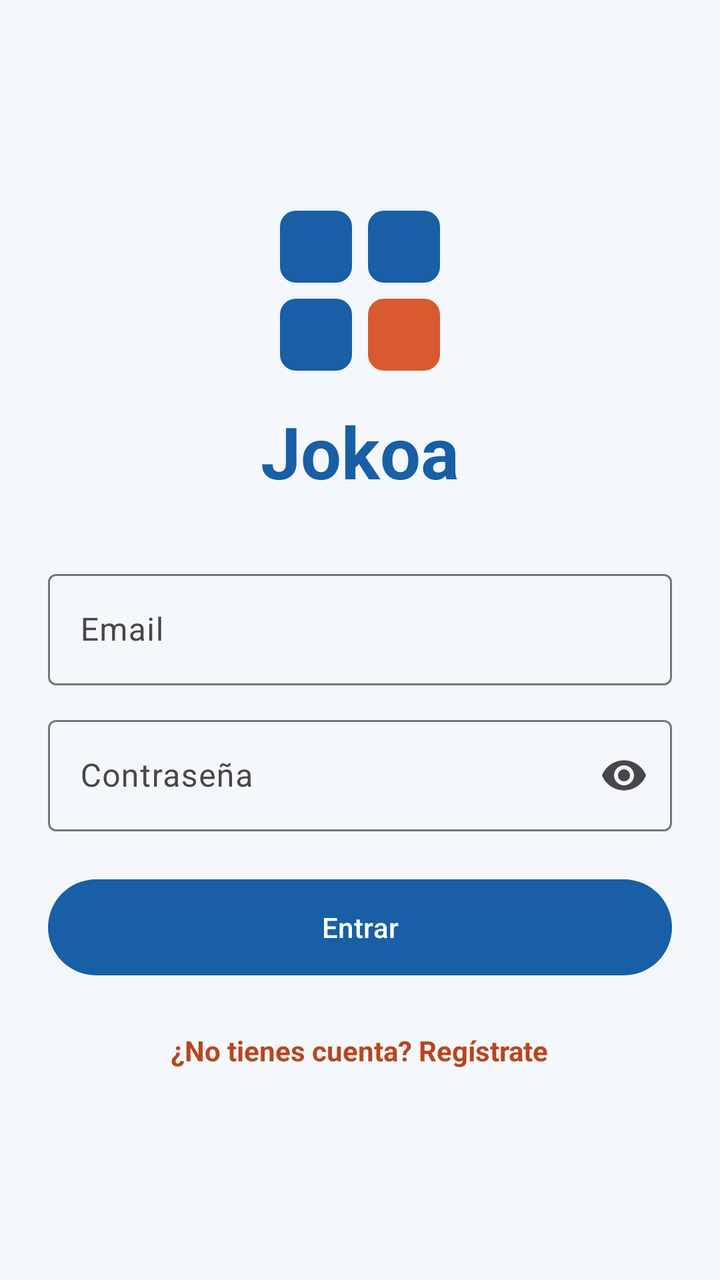
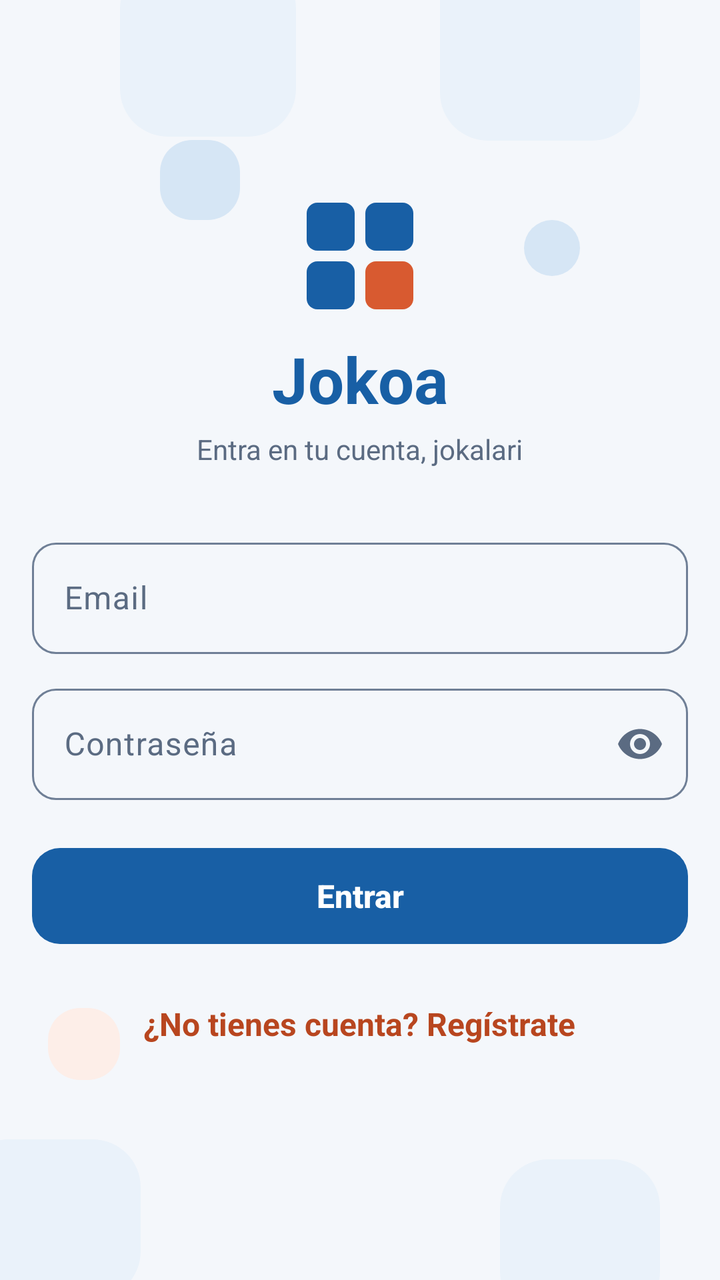

Two renders of the same Android screen: before a commit and after it. Below are the layout's source before the change and the commit's diff.
<!-- AndroidManifest.xml: application theme Theme.Jokoa -->
<!-- res/layout/activity_login.xml -->
<?xml version="1.0" encoding="utf-8"?>
<LinearLayout xmlns:android="http://schemas.android.com/apk/res/android"
    android:id="@+id/raiz"
    xmlns:app="http://schemas.android.com/apk/res-auto"
    android:layout_width="match_parent"
    android:layout_height="match_parent"
    android:gravity="center"
    android:orientation="vertical"
    android:padding="24dp">

    <ImageView
        android:layout_width="96dp"
        android:layout_height="96dp"
        android:contentDescription="Logo de Jokoa"
        android:src="@drawable/ic_logo" />

    <TextView
        android:layout_width="wrap_content"
        android:layout_height="wrap_content"
        android:layout_marginTop="8dp"
        android:text="Jokoa"
        android:textColor="@color/jokoa_azul"
        android:textSize="36sp"
        android:textStyle="bold" />

    <com.google.android.material.textfield.TextInputLayout
        style="?attr/textInputOutlinedStyle"
        android:layout_width="match_parent"
        android:layout_height="wrap_content"
        android:layout_marginTop="32dp"
        android:hint="Email">

        <com.google.android.material.textfield.TextInputEditText
            android:id="@+id/etEmail"
            android:layout_width="match_parent"
            android:layout_height="wrap_content"
            android:inputType="textEmailAddress" />
    </com.google.android.material.textfield.TextInputLayout>

    <com.google.android.material.textfield.TextInputLayout
        style="?attr/textInputOutlinedStyle"
        android:layout_width="match_parent"
        android:layout_height="wrap_content"
        android:layout_marginTop="12dp"
        android:hint="Contraseña"
        app:endIconMode="password_toggle">

        <com.google.android.material.textfield.TextInputEditText
            android:id="@+id/etPassword"
            android:layout_width="match_parent"
            android:layout_height="wrap_content"
            android:inputType="textPassword" />
    </com.google.android.material.textfield.TextInputLayout>

    <com.google.android.material.button.MaterialButton
        android:id="@+id/btnEntrar"
        android:layout_width="match_parent"
        android:layout_height="56dp"
        android:layout_marginTop="20dp"
        android:text="Entrar" />

    <TextView
        android:id="@+id/tvRegistro"
        android:layout_width="wrap_content"
        android:layout_height="wrap_content"
        android:layout_marginTop="16dp"
        android:padding="8dp"
        android:text="¿No tienes cuenta? Regístrate"
        android:textColor="@color/jokoa_coral_oscuro"
        android:textStyle="bold" />
</LinearLayout>
<!-- resources referenced by this layout -->
<resources>
  <style name="Base.Theme.Jokoa" parent="Theme.Material3.Light.NoActionBar">
          <item name="colorPrimary">@color/jokoa_azul</item>
          <item name="colorOnPrimary">@android:color/white</item>
          <item name="colorSecondary">@color/jokoa_coral_oscuro</item>
          <item name="colorOnSecondary">@android:color/white</item>
          <item name="colorSecondaryContainer">@color/jokoa_azul_claro</item>
          <item name="colorOnSecondaryContainer">@color/jokoa_azul</item>
          <item name="android:windowBackground">@color/jokoa_fondo</item>
          <item name="android:textColorPrimary">@color/jokoa_texto</item>
      </style>
  <!-- unchanged entries left out for length: 7 -->
</resources>

<!-- the commit's change to res/layout/activity_login.xml (unified diff, before → after) -->
@@ -1,71 +1,172 @@
 <?xml version="1.0" encoding="utf-8"?>
-<LinearLayout xmlns:android="http://schemas.android.com/apk/res/android"
-    android:id="@+id/raiz"
-    xmlns:app="http://schemas.android.com/apk/res-auto"
+<FrameLayout xmlns:android="http://schemas.android.com/apk/res/android" xmlns:app="http://schemas.android.com/apk/res-auto" xmlns:tools="http://schemas.android.com/tools"
     android:layout_width="match_parent"
     android:layout_height="match_parent"
-    android:gravity="center"
-    android:orientation="vertical"
-    android:padding="24dp">
+    android:background="@color/jokoa_fondo">
 
-    <ImageView
-        android:layout_width="96dp"
-        android:layout_height="96dp"
-        android:contentDescription="Logo de Jokoa"
-        android:src="@drawable/ic_logo" />
+    <include layout="@layout/fondo_decorado" />
 
-    <TextView
-        android:layout_width="wrap_content"
-        android:layout_height="wrap_content"
-        android:layout_marginTop="8dp"
-        android:text="Jokoa"
-        android:textColor="@color/jokoa_azul"
-        android:textSize="36sp"
-        android:textStyle="bold" />
+    <ScrollView
+        android:layout_width="match_parent"
+        android:layout_height="match_parent"
+        android:fillViewport="true">
 
-    <com.google.android.material.textfield.TextInputLayout
-        style="?attr/textInputOutlinedStyle"
-        android:layout_width="match_parent"
-        android:layout_height="wrap_content"
-        android:layout_marginTop="32dp"
-        android:hint="Email">
-
-        <com.google.android.material.textfield.TextInputEditText
-            android:id="@+id/etEmail"
+        <LinearLayout
+            android:id="@+id/raiz"
             android:layout_width="match_parent"
             android:layout_height="wrap_content"
-            android:inputType="textEmailAddress" />
-    </com.google.android.material.textfield.TextInputLayout>
+            android:gravity="center_horizontal"
+            android:orientation="vertical"
+            android:paddingHorizontal="16dp"
+            android:paddingTop="96dp"
+            android:paddingBottom="32dp">
 
-    <com.google.android.material.textfield.TextInputLayout
-        style="?attr/textInputOutlinedStyle"
-        android:layout_width="match_parent"
-        android:layout_height="wrap_content"
-        android:layout_marginTop="12dp"
-        android:hint="Contraseña"
-        app:endIconMode="password_toggle">
+            <ImageView
+                android:layout_width="64dp"
+                android:layout_height="64dp"
+                android:contentDescription="Logo de Jokoa"
+                android:src="@drawable/ic_logo" />
 
-        <com.google.android.material.textfield.TextInputEditText
-            android:id="@+id/etPassword"
-            android:layout_width="match_parent"
-            android:layout_height="wrap_content"
-            android:inputType="textPassword" />
-    </com.google.android.material.textfield.TextInputLayout>
+            <TextView
+                android:layout_width="wrap_content"
+                android:layout_height="wrap_content"
+                android:layout_marginTop="8dp"
+                android:text="Jokoa"
+                android:textColor="@color/jokoa_azul"
+                android:textSize="32sp"
+                android:textStyle="bold" />
 
-    <com.google.android.material.button.MaterialButton
-        android:id="@+id/btnEntrar"
-        android:layout_width="match_parent"
-        android:layout_height="56dp"
-        android:layout_marginTop="20dp"
-        android:text="Entrar" />
+            <TextView
+                android:layout_width="wrap_content"
+                android:layout_height="wrap_content"
+                android:layout_marginTop="4dp"
+                android:text="Entra en tu cuenta, jokalari"
+                android:textColor="@color/jokoa_texto_2"
+                android:textSize="14sp" />
 
-    <TextView
-        android:id="@+id/tvRegistro"
-        android:layout_width="wrap_content"
-        android:layout_height="wrap_content"
-        android:layout_marginTop="16dp"
-        android:padding="8dp"
-        android:text="¿No tienes cuenta? Regístrate"
-        android:textColor="@color/jokoa_coral_oscuro"
-        android:textStyle="bold" />
-</LinearLayout>
+            <com.google.android.material.textfield.TextInputLayout
+                android:layout_width="match_parent"
+                android:layout_height="wrap_content"
+                android:layout_marginTop="32dp"
+                android:hint="Email">
+
+                <com.google.android.material.textfield.TextInputEditText
+                    android:id="@+id/etEmail"
+                    android:layout_width="match_parent"
+                    android:layout_height="wrap_content"
+                    android:inputType="textEmailAddress" />
+            </com.google.android.material.textfield.TextInputLayout>
+
+            <com.google.android.material.textfield.TextInputLayout
+                android:layout_width="match_parent"
+                android:layout_height="wrap_content"
+                android:layout_marginTop="12dp"
+                android:hint="Contraseña"
+                app:endIconMode="password_toggle">
+
+                <com.google.android.material.textfield.TextInputEditText
+                    android:id="@+id/etPassword"
+                    android:layout_width="match_parent"
+                    android:layout_height="wrap_content"
+                    android:inputType="textPassword" />
+            </com.google.android.material.textfield.TextInputLayout>
+
+            <com.google.android.material.button.MaterialButton
+                android:id="@+id/btnEntrar"
+                android:layout_width="match_parent"
+                android:layout_height="wrap_content"
+                android:layout_marginTop="20dp"
+                android:text="Entrar" />
+
+            <TextView
+                android:id="@+id/tvRegistro"
+                android:layout_width="wrap_content"
+                android:layout_height="wrap_content"
+                android:layout_marginTop="12dp"
+                android:gravity="center"
+                android:minHeight="48dp"
+                android:padding="8dp"
+                android:text="¿No tienes cuenta? Regístrate"
+                android:textColor="@color/jokoa_coral_oscuro"
+                android:textSize="16sp"
+                android:textStyle="bold" />
+        </LinearLayout>
+    </ScrollView>
+</FrameLayout>
+<!-- res/layout/fondo_decorado.xml (included above) -->
+<?xml version="1.0" encoding="utf-8"?>
+<FrameLayout xmlns:android="http://schemas.android.com/apk/res/android" xmlns:app="http://schemas.android.com/apk/res-auto" xmlns:tools="http://schemas.android.com/tools"
+    android:layout_width="match_parent"
+    android:layout_height="match_parent">
+
+    <View
+        android:layout_width="88dp"
+        android:layout_height="88dp"
+        android:layout_gravity="top|start"
+        android:layout_marginStart="60dp"
+        android:layout_marginTop="-20dp"
+        android:layout_marginEnd="0dp"
+        android:layout_marginBottom="0dp"
+        android:background="@drawable/deco_tenue"
+        android:importantForAccessibility="no" />
+    <View
+        android:layout_width="100dp"
+        android:layout_height="100dp"
+        android:layout_gravity="top|end"
+        android:layout_marginStart="0dp"
+        android:layout_marginTop="-30dp"
+        android:layout_marginEnd="40dp"
+        android:layout_marginBottom="0dp"
+        android:background="@drawable/deco_tenue"
+        android:importantForAccessibility="no" />
+    <View
+        android:layout_width="40dp"
+        android:layout_height="40dp"
+        android:layout_gravity="top|start"
+        android:layout_marginStart="80dp"
+        android:layout_marginTop="70dp"
+        android:layout_marginEnd="0dp"
+        android:layout_marginBottom="0dp"
+        android:background="@drawable/deco_claro"
+        android:importantForAccessibility="no" />
+    <View
+        android:layout_width="28dp"
+        android:layout_height="28dp"
+        android:layout_gravity="top|end"
+        android:layout_marginStart="0dp"
+        android:layout_marginTop="110dp"
+        android:layout_marginEnd="70dp"
+        android:layout_marginBottom="0dp"
+        android:background="@drawable/deco_claro"
+        android:importantForAccessibility="no" />
+    <View
+        android:layout_width="90dp"
+        android:layout_height="80dp"
+        android:layout_gravity="bottom|start"
+        android:layout_marginStart="-20dp"
+        android:layout_marginTop="0dp"
+        android:layout_marginEnd="0dp"
+        android:layout_marginBottom="-10dp"
+        android:background="@drawable/deco_tenue"
+        android:importantForAccessibility="no" />
+    <View
+        android:layout_width="80dp"
+        android:layout_height="80dp"
+        android:layout_gravity="bottom|end"
+        android:layout_marginStart="0dp"
+        android:layout_marginTop="0dp"
+        android:layout_marginEnd="30dp"
+        android:layout_marginBottom="-20dp"
+        android:background="@drawable/deco_tenue"
+        android:importantForAccessibility="no" />
+    <View
+        android:layout_width="36dp"
+        android:layout_height="36dp"
+        android:layout_gravity="bottom|start"
+        android:layout_marginStart="24dp"
+        android:layout_marginTop="0dp"
+        android:layout_marginEnd="0dp"
+        android:layout_marginBottom="100dp"
+        android:background="@drawable/deco_coral"
+        android:importantForAccessibility="no" />
+</FrameLayout>
<!-- resource entries referenced after the edit -->
@@ -1,14 +1,168 @@
 <!-- resources referenced by this layout -->
 <resources>
+  <color name="jokoa_texto_2">#5B6B82</color>
+  <!-- drawable deco_claro (drawable) -->
+  <?xml version="1.0" encoding="utf-8"?>
+  <shape xmlns:android="http://schemas.android.com/apk/res/android" android:shape="rectangle">
+      <solid android:color="@color/jokoa_azul_claro" />
+      <corners android:radius="16dp" />
+  </shape>
+  <!-- drawable deco_coral (drawable) -->
+  <?xml version="1.0" encoding="utf-8"?>
+  <shape xmlns:android="http://schemas.android.com/apk/res/android" android:shape="rectangle">
+      <solid android:color="@color/jokoa_coral_tenue" />
+      <corners android:radius="16dp" />
+  </shape>
+  <!-- drawable deco_tenue (drawable) -->
+  <?xml version="1.0" encoding="utf-8"?>
+  <shape xmlns:android="http://schemas.android.com/apk/res/android" android:shape="rectangle">
+      <solid android:color="@color/jokoa_azul_tenue" />
+      <corners android:radius="24dp" />
+  </shape>
+  <color name="jokoa_coral_tenue">#FDEEE8</color>
+  <color name="jokoa_azul_tenue">#EAF2FA</color>
   <style name="Base.Theme.Jokoa" parent="Theme.Material3.Light.NoActionBar">
           <item name="colorPrimary">@color/jokoa_azul</item>
           <item name="colorOnPrimary">@android:color/white</item>
+          <item name="colorPrimaryContainer">@color/jokoa_azul_claro</item>
+          <item name="colorOnPrimaryContainer">@color/jokoa_azul_noche</item>
           <item name="colorSecondary">@color/jokoa_coral_oscuro</item>
           <item name="colorOnSecondary">@android:color/white</item>
           <item name="colorSecondaryContainer">@color/jokoa_azul_claro</item>
-          <item name="colorOnSecondaryContainer">@color/jokoa_azul</item>
+          <item name="colorOnSecondaryContainer">@color/jokoa_azul_noche</item>
+          <item name="colorTertiaryContainer">@color/jokoa_coral_tenue</item>
+          <item name="colorOnTertiaryContainer">@color/jokoa_coral_oscuro</item>
+          <item name="colorSurface">@color/jokoa_superficie</item>
+          <item name="colorOnSurface">@color/jokoa_texto</item>
+          <item name="colorOnSurfaceVariant">@color/jokoa_texto_2</item>
+          <item name="colorOutline">@color/jokoa_borde_campo</item>
+          <item name="colorOutlineVariant">@color/jokoa_borde</item>
+          <item name="colorError">@color/jokoa_coral_oscuro</item>
+          <item name="android:colorBackground">@color/jokoa_fondo</item>
           <item name="android:windowBackground">@color/jokoa_fondo</item>
           <item name="android:textColorPrimary">@color/jokoa_texto</item>
+          <item name="android:textColorSecondary">@color/jokoa_texto_2</item>
+          
+          <item name="elevationOverlayEnabled">false</item>
+  
+  
+          <item name="materialButtonStyle">@style/Widget.Jokoa.Button</item>
+          <item name="materialCardViewStyle">@style/Widget.Jokoa.Card</item>
+          <item name="textInputStyle">@style/Widget.Jokoa.TextInput</item>
+          <item name="bottomNavigationStyle">@style/Widget.Jokoa.BottomNav</item>
+          <item name="tabStyle">@style/Widget.Jokoa.Tabs</item>
+          <item name="materialAlertDialogTheme">@style/ThemeOverlay.Jokoa.Dialogo</item>
+      </style>
+  <color name="jokoa_azul_noche">#0F3F6E</color>
+  <color name="jokoa_superficie">#FFFFFF</color>
+  <color name="jokoa_borde_campo">#6F7F96</color>
+  <color name="jokoa_borde">#D5DEEA</color>
+  <style name="Widget.Jokoa.Button" parent="Widget.Material3.Button">
+          <item name="android:minHeight">56dp</item>
+          <item name="android:textSize">16sp</item>
+          <item name="android:textStyle">bold</item>
+          <item name="android:textAllCaps">false</item>
+          <item name="android:letterSpacing">0</item>
+          <item name="android:textColor">@color/boton_texto</item>
+          <item name="android:stateListAnimator">@animator/boton_pulsar</item>
+          <item name="backgroundTint">@color/boton_azul_fondo</item>
+          <item name="cornerRadius">14dp</item>
+          <item name="iconTint">@color/boton_texto</item>
+          <item name="iconGravity">textStart</item>
+          <item name="iconPadding">8dp</item>
+      </style>
+  <style name="Widget.Jokoa.Card" parent="Widget.Material3.CardView.Outlined">
+          <item name="cardBackgroundColor">@color/jokoa_superficie</item>
+          <item name="cardCornerRadius">16dp</item>
+          <item name="cardElevation">2dp</item>
+          <item name="strokeColor">@color/jokoa_borde</item>
+          <item name="strokeWidth">1dp</item>
+      </style>
+  <style name="Widget.Jokoa.TextInput" parent="Widget.Material3.TextInputLayout.OutlinedBox">
+          <item name="boxCornerRadiusTopStart">12dp</item>
+          <item name="boxCornerRadiusTopEnd">12dp</item>
+          <item name="boxCornerRadiusBottomStart">12dp</item>
+          <item name="boxCornerRadiusBottomEnd">12dp</item>
+          <item name="boxStrokeColor">@color/campo_borde</item>
+          <item name="boxStrokeErrorColor">@color/jokoa_coral_oscuro</item>
+          <item name="boxStrokeWidth">1dp</item>
+          <item name="boxStrokeWidthFocused">2dp</item>
+          <item name="hintTextColor">@color/campo_borde</item>
+          <item name="android:textColorHint">@color/jokoa_texto_2</item>
+          <item name="errorTextColor">@color/jokoa_coral_oscuro</item>
+          <item name="errorIconTint">@color/jokoa_coral_oscuro</item>
+          <item name="endIconTint">@color/jokoa_texto_2</item>
+      </style>
+  <style name="Widget.Jokoa.BottomNav" parent="Widget.Material3.BottomNavigationView">
+          <item name="backgroundTint">@color/jokoa_superficie</item>
+          <item name="itemIconTint">@color/nav_item</item>
+          <item name="itemTextColor">@color/nav_item</item>
+          <item name="itemActiveIndicatorStyle">@style/Widget.Jokoa.BottomNav.Indicador</item>
+          <item name="itemTextAppearanceActive">@style/TextoNavActivo</item>
+          <item name="itemTextAppearanceInactive">@style/TextoNav</item>
+          <item name="labelVisibilityMode">labeled</item>
+          <item name="elevation">0dp</item>
+      </style>
+  <style name="Widget.Jokoa.Tabs" parent="Widget.Material3.TabLayout">
+          <item name="tabIndicatorColor">@color/jokoa_coral</item>
+          <item name="tabIndicatorHeight">3dp</item>
+          <item name="tabSelectedTextColor">@color/jokoa_azul</item>
+          <item name="tabTextColor">@color/jokoa_texto_2</item>
+          <item name="tabTextAppearance">@style/TextoPestana</item>
+          <item name="tabMinWidth">0dp</item>
+          <item name="android:minHeight">48dp</item>
+      </style>
+  <style name="ThemeOverlay.Jokoa.Dialogo" parent="ThemeOverlay.Material3.MaterialAlertDialog">
+          <item name="alertDialogStyle">@style/MaterialAlertDialog.Jokoa</item>
+          <item name="materialAlertDialogTitleTextStyle">@style/MaterialAlertDialog.Jokoa.Titulo</item>
+          <item name="buttonBarPositiveButtonStyle">@style/Widget.Jokoa.Button.CompactoAzul</item>
+          <item name="buttonBarNegativeButtonStyle">@style/Widget.Jokoa.Button.Texto</item>
+          <item name="buttonBarNeutralButtonStyle">@style/Widget.Jokoa.Button.Texto</item>
+          <item name="android:backgroundDimAmount">0.55</item>
+          <item name="android:windowAnimationStyle">@style/Animacion.Jokoa.Dialogo</item>
+      </style>
+  <style name="Widget.Jokoa.BottomNav.Indicador" parent="Widget.Material3.BottomNavigationView.ActiveIndicator">
+          <item name="android:color">@color/jokoa_azul_claro</item>
+      </style>
+  <style name="TextoNavActivo" parent="TextoNav">
+          <item name="android:textColor">@color/jokoa_azul_noche</item>
+      </style>
+  <style name="TextoNav" parent="TextAppearance.Material3.LabelMedium">
+          <item name="android:textSize">12sp</item>
+          <item name="android:textStyle">bold</item>
+      </style>
+  <color name="jokoa_coral">#D85A30</color>
+  <style name="TextoPestana" parent="TextAppearance.Material3.TitleSmall">
+          <item name="android:textSize">16sp</item>
+          <item name="android:textStyle">bold</item>
+          <item name="textAllCaps">false</item>
+      </style>
+  <style name="MaterialAlertDialog.Jokoa" parent="MaterialAlertDialog.Material3">
+          <item name="shapeAppearance">@style/ShapeAppearance.Jokoa.Dialogo</item>
+          <item name="backgroundTint">@color/jokoa_superficie</item>
+      </style>
+  <style name="MaterialAlertDialog.Jokoa.Titulo" parent="MaterialAlertDialog.Material3.Title.Text">
+          <item name="android:textSize">20sp</item>
+          <item name="android:textStyle">normal</item>
+          <item name="android:textColor">@color/jokoa_texto</item>
+      </style>
+  <style name="Widget.Jokoa.Button.CompactoAzul">
+          <item name="android:minHeight">48dp</item>
+          <item name="android:textSize">15sp</item>
+      </style>
+  <style name="Widget.Jokoa.Button.Texto" parent="Widget.Material3.Button.TextButton">
+          <item name="android:minHeight">48dp</item>
+          <item name="android:textSize">16sp</item>
+          <item name="android:textStyle">bold</item>
+          <item name="android:textAllCaps">false</item>
+          <item name="android:textColor">@color/jokoa_azul</item>
+      </style>
+  <style name="Animacion.Jokoa.Dialogo" parent="@android:style/Animation.Dialog">
+          <item name="android:windowEnterAnimation">@anim/dialogo_entra</item>
+          <item name="android:windowExitAnimation">@anim/dialogo_sale</item>
+      </style>
+  <style name="ShapeAppearance.Jokoa.Dialogo" parent="ShapeAppearance.Material3.Corner.ExtraLarge">
+          <item name="cornerSize">16dp</item>
       </style>
   <!-- unchanged entries left out for length: 7 -->
 </resources>
